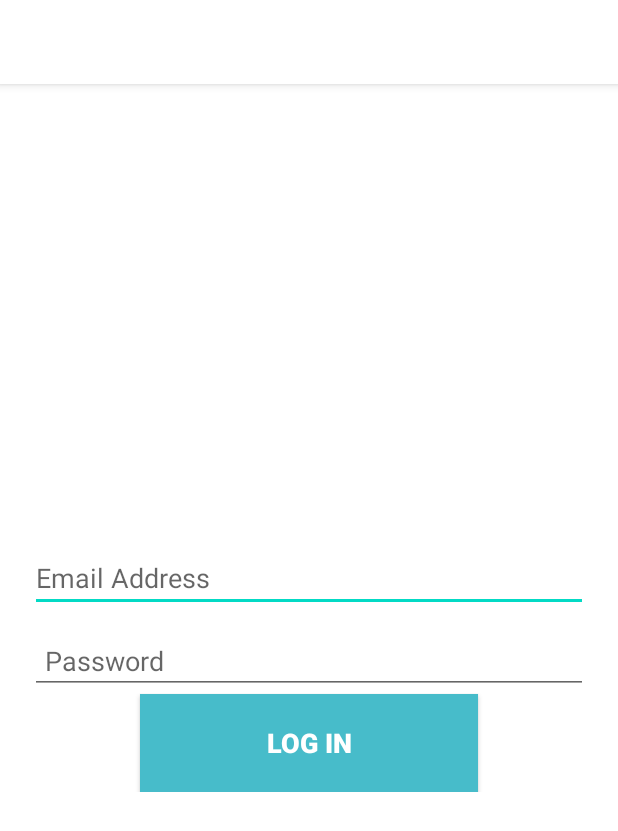
After one commit to ccanoz/COMP3717_TermProject, an Android app: the LoginActivity screen opened directly, with no data from a screen before it, on a phone screen of 412 x 824 dp. The commit adds this screen. Shown: the top 831 px of the screen. Run offline under Robolectric (Android 15) with nearby library versions, the phone set to English and light mode, and no system bars; our stand-ins replace Firebase (no records; nobody signed in at launch, a user with empty details on screens opened directly).

Commit message:
implemented firebase login

```diff
--- a/app/build.gradle
+++ b/app/build.gradle
@@ -36,6 +36,9 @@ dependencies {
     implementation 'androidx.constraintlayout:constraintlayout:2.0.4'
     implementation 'com.google.firebase:firebase-database:19.7.0'
     implementation 'com.google.firebase:firebase-auth:20.0.3'
+    implementation 'androidx.annotation:annotation:1.1.0'
+    implementation 'androidx.lifecycle:lifecycle-livedata-ktx:2.3.0'
+    implementation 'androidx.lifecycle:lifecycle-viewmodel-ktx:2.3.0'
     testImplementation 'junit:junit:4.+'
     androidTestImplementation 'androidx.test.ext:junit:1.1.2'
     androidTestImplementation 'androidx.test.espresso:espresso-core:3.3.0'
--- /dev/null
+++ b/app/src/main/java/com/bcit/termproject/LoginActivity.java
@@ -0,0 +1,54 @@
+package com.bcit.termproject;
+
+import androidx.annotation.NonNull;
+import androidx.annotation.Nullable;
+import androidx.appcompat.app.AppCompatActivity;
+
+import android.os.Bundle;
+import android.util.Log;
+import android.view.View;
+import android.widget.EditText;
+import android.widget.Toast;
+
+import com.google.android.gms.tasks.OnCompleteListener;
+import com.google.android.gms.tasks.Task;
+import com.google.firebase.auth.AuthResult;
+import com.google.firebase.auth.FirebaseAuth;
+import com.google.firebase.auth.FirebaseUser;
+
+public class LoginActivity extends AppCompatActivity {
+
+    private FirebaseAuth mAuth;
+
+    @Override
+    protected void onCreate(@Nullable Bundle savedInstanceState) {
+        super.onCreate(savedInstanceState);
+        setContentView(R.layout.activity_login);
+
+        mAuth = FirebaseAuth.getInstance();
+        Log.d("LOGIN", "in oncreate");
+    }
+
+    public void login(View v){
+        String email = ((EditText)findViewById(R.id.email_ET_login)).getText().toString();
+        String password = ((EditText)findViewById(R.id.password_ET_login)).getText().toString();
+        mAuth.signInWithEmailAndPassword(email, password)
+                .addOnCompleteListener(this, new OnCompleteListener<AuthResult>() {
+                    @Override
+                    public void onComplete(@NonNull Task<AuthResult> task) {
+                        if (task.isSuccessful()) {
+                            // Sign in success, update UI with the signed-in user's information
+                            Log.d("LOGIN", "signInWithEmail:success");
+                            FirebaseUser user = mAuth.getCurrentUser();
+//                            updateUI(user);
+                        } else {
+                            // If sign in fails, display a message to the user.
+                            Log.w("LOGIN", "signInWithEmail:failure", task.getException());
+                            Toast.makeText(LoginActivity.this, "Authentication failed.",
+                                    Toast.LENGTH_SHORT).show();
+//                            updateUI(null);
+                        }
+                    }
+                });
+    }
+}
--- /dev/null
+++ b/app/src/main/res/layout/activity_login.xml
@@ -0,0 +1,55 @@
+<?xml version="1.0" encoding="utf-8"?>
+<androidx.constraintlayout.widget.ConstraintLayout xmlns:android="http://schemas.android.com/apk/res/android"
+    xmlns:app="http://schemas.android.com/apk/res-auto"
+    xmlns:tools="http://schemas.android.com/tools"
+    android:layout_width="match_parent"
+    android:layout_height="match_parent"
+    tools:context=".LoginActivity">
+
+
+    <LinearLayout
+        android:layout_width="match_parent"
+        android:layout_height="wrap_content"
+        android:gravity="center"
+        android:orientation="vertical"
+        android:padding="10dp"
+        app:layout_constraintBottom_toBottomOf="parent"
+        app:layout_constraintEnd_toEndOf="parent"
+        app:layout_constraintStart_toStartOf="parent"
+        app:layout_constraintTop_toTopOf="parent">
+
+        <EditText
+
+            android:id="@+id/email_ET_login"
+            android:layout_width="match_parent"
+            android:layout_height="wrap_content"
+            android:layout_margin="10dp"
+            android:autofillHints=""
+            android:ems="10"
+            android:hint="Email Address"
+            android:inputType="textPersonName" />
+
+        <EditText
+            android:id="@+id/password_ET_login"
+            android:layout_width="372dp"
+            android:layout_height="wrap_content"
+            android:ems="10"
+            android:hint="Password"
+            android:inputType="textPassword"
+            android:padding="10dp" />
+
+        <androidx.appcompat.widget.AppCompatButton
+            android:id="@+id/button_login"
+            android:layout_width="225dp"
+            android:layout_height="65dp"
+            android:background="#47bcca"
+            android:backgroundTint="#47bcca"
+            android:onClick="login"
+            android:padding="10dp"
+            android:text="Log in"
+            android:textColor="@color/white"
+            android:textSize="18sp"
+            android:textStyle="bold" />
+    </LinearLayout>
+
+</androidx.constraintlayout.widget.ConstraintLayout>
--- /dev/null
+++ b/app/src/main/res/values/dimens.xml
@@ -0,0 +1,5 @@
+<resources>
+    <!-- Default screen margins, per the Android Design guidelines. -->
+    <dimen name="activity_horizontal_margin">16dp</dimen>
+    <dimen name="activity_vertical_margin">16dp</dimen>
+</resources>
```
Also changed, not shown: app/src/main/AndroidManifest.xml (+8 -5 lines), app/src/main/res/values/strings.xml (+9 -0 lines).
